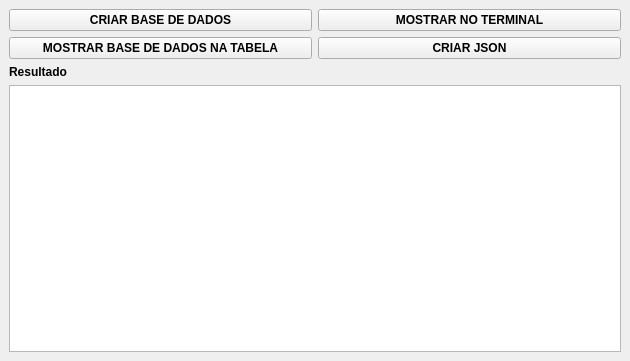
Above: mainwindow.ui from romaarfe/fct_qt_class_sqlcipher before the change. Below: the same form after it.
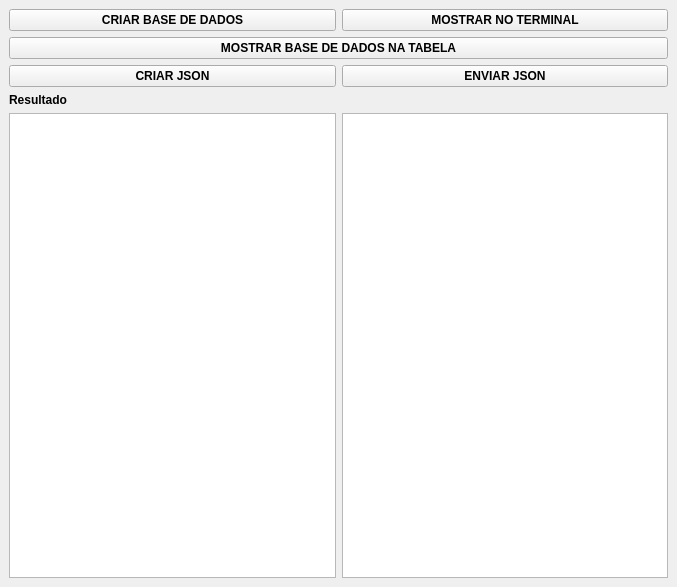
That is the form after the change.

Patch:
```diff
--- a/mainwindow.ui
+++ b/mainwindow.ui
@@ -6,8 +6,8 @@
    <rect>
     <x>0</x>
     <y>0</y>
-    <width>630</width>
-    <height>361</height>
+    <width>677</width>
+    <height>587</height>
    </rect>
   </property>
   <property name="windowTitle">
@@ -15,8 +15,14 @@
   </property>
   <widget class="QWidget" name="centralwidget">
    <layout class="QGridLayout" name="gridLayout">
-    <item row="5" column="1" colspan="2">
-     <widget class="QTableView" name="tbvTabela"/>
+    <item row="7" column="2">
+     <widget class="QPlainTextEdit" name="textEdit">
+      <property name="font">
+       <font>
+        <bold>true</bold>
+       </font>
+      </property>
+     </widget>
     </item>
     <item row="1" column="2">
      <widget class="QPushButton" name="btnImprimir">
@@ -30,18 +36,6 @@
       </property>
      </widget>
     </item>
-    <item row="4" column="1">
-     <widget class="QLabel" name="lblResultado">
-      <property name="font">
-       <font>
-        <bold>true</bold>
-       </font>
-      </property>
-      <property name="text">
-       <string>Resultado</string>
-      </property>
-     </widget>
-    </item>
     <item row="1" column="1">
      <widget class="QPushButton" name="btnCriarBD">
       <property name="font">
@@ -54,19 +48,19 @@
       </property>
      </widget>
     </item>
-    <item row="2" column="2">
-     <widget class="QPushButton" name="btnJson">
+    <item row="6" column="1">
+     <widget class="QLabel" name="lblResultado">
       <property name="font">
        <font>
         <bold>true</bold>
        </font>
       </property>
       <property name="text">
-       <string>CRIAR JSON</string>
+       <string>Resultado</string>
       </property>
      </widget>
     </item>
-    <item row="2" column="1">
+    <item row="2" column="1" colspan="2">
      <widget class="QPushButton" name="btnTabela">
       <property name="font">
        <font>
@@ -78,6 +72,39 @@
       </property>
      </widget>
     </item>
+    <item row="7" column="1">
+     <widget class="QTableView" name="tbvTabela">
+      <property name="font">
+       <font>
+        <bold>true</bold>
+       </font>
+      </property>
+     </widget>
+    </item>
+    <item row="5" column="1">
+     <widget class="QPushButton" name="btnJson">
+      <property name="font">
+       <font>
+        <bold>true</bold>
+       </font>
+      </property>
+      <property name="text">
+       <string>CRIAR JSON</string>
+      </property>
+     </widget>
+    </item>
+    <item row="5" column="2">
+     <widget class="QPushButton" name="btnShowJson">
+      <property name="font">
+       <font>
+        <bold>true</bold>
+       </font>
+      </property>
+      <property name="text">
+       <string>ENVIAR JSON</string>
+      </property>
+     </widget>
+    </item>
    </layout>
   </widget>
  </widget>
```
